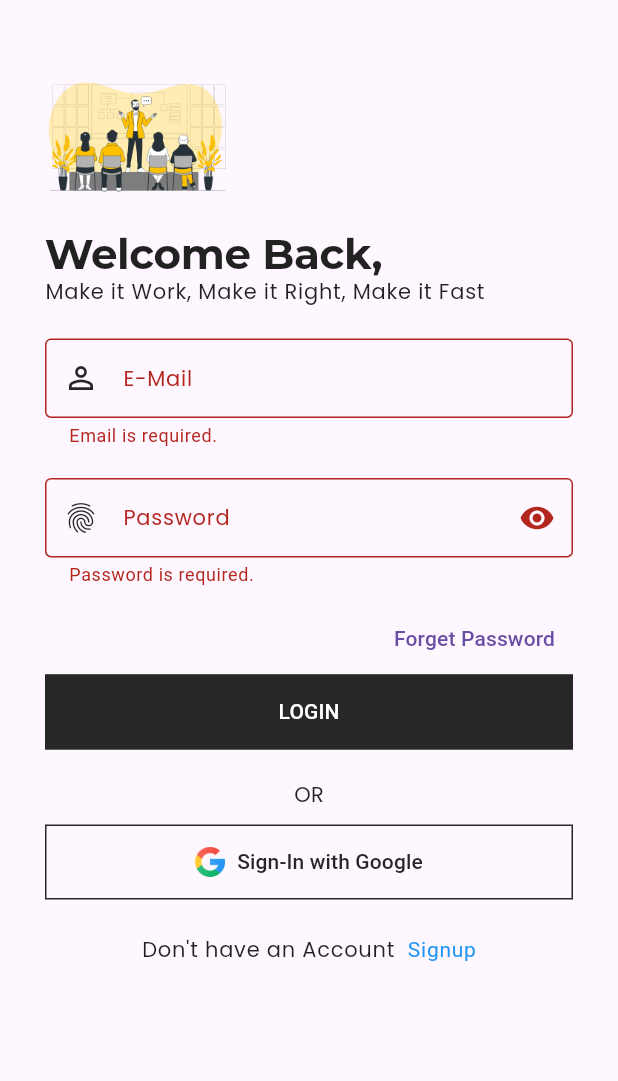
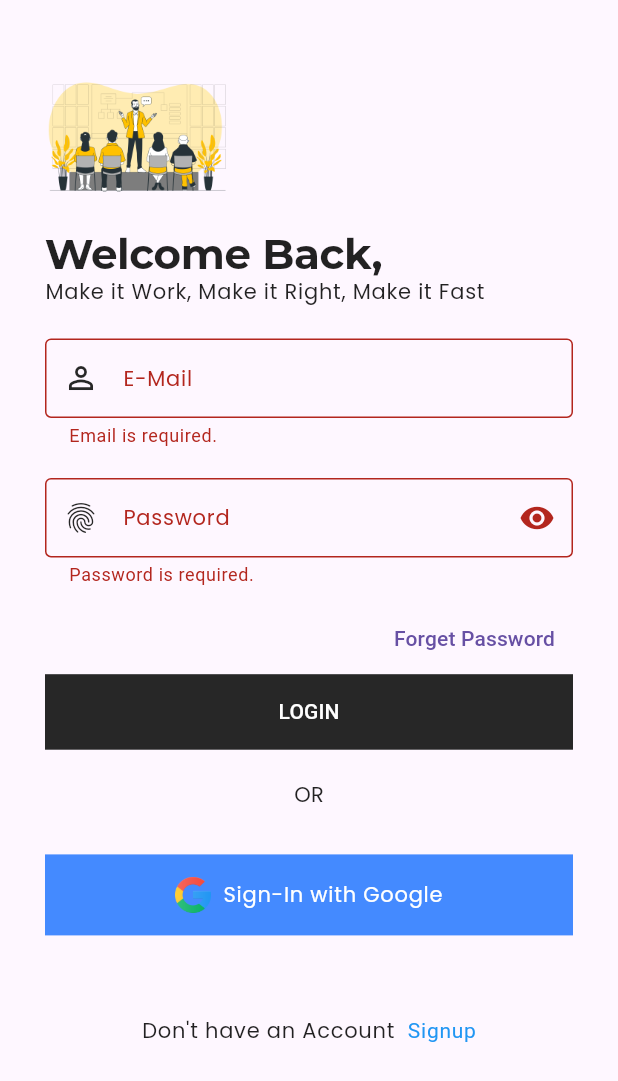
Before and after one commit to kmustajabjava/Flutter-Practice-App, a Flutter app: the LoginScreen screen opened directly, after a tap on "LOGIN", on a phone screen of 412 x 824 dp. Shown: the top 1081 px of the screen. Run offline on Flutter 3.47's test engine with Material 3 defaults, Android fonts, the phone set to English and light mode, and no system bars; our stand-ins replace cloud_firestore, firebase_auth, firebase_core, flutter_otp_text_field, get, google_fonts and 3 more; accounts and stored records are empty; network calls fail.

Commit message:
Updated 2/11/24

```diff
--- a/lib/src/constants/colors.dart
+++ b/lib/src/constants/colors.dart
@@ -3,6 +3,7 @@ import 'package:flutter/material.dart';
 const tPrimaryColor =Color(0xFFFFE400);
 const tSecondaryColor =Color(0xFF272727);
 const tAccentColor =Color(0xFF001BFF);
+const tAccent1Color =Color(0xFF0C3A30);
 
 const tCardBgColor =Color(0xFFF7F6F1);
 const tGrey200 =Color(0xFFEEEEEE);
--- a/lib/src/features/authentication/controllers/login_controller.dart
+++ b/lib/src/features/authentication/controllers/login_controller.dart
@@ -1,27 +1,51 @@
 import 'package:flutter/material.dart';
 import 'package:get/get.dart';
-
+import 'package:practice_app/src/constants/sizes.dart';
+import 'package:practice_app/src/constants/text_strings.dart';
 import '../../../repository/authenticate_repo.dart';
-import '../../core/screens/dashboard/dashboard.dart';
 
 class LoginController extends GetxController {
   static LoginController get instance => Get.find();
 
   /// TextField Controllers to get data from TextFields
+  final showPassword = false.obs;
   final email = TextEditingController();
   final password = TextEditingController();
-  final loginFormKey= GlobalKey<FormState>();
+  final loginFormKey = GlobalKey<FormState>();
 
-  /// TextField Validation
+  /// Loader
+  final isLoading = false.obs;
+  final isGoogleLoading = false.obs;
+  final isFacebookLoading = false.obs;
 
   //Call this Function from Design & it will do the rest
   Future<void> login() async {
-    if(loginFormKey.currentState!.validate()){
-    String? error = await AuthenticationRepository.instance.loginWithEmailAndPassword(email.text.trim(), password.text.trim());
-    if(error != null) {
-      Get.showSnackbar(GetSnackBar(message: error.toString(),));
+    try {
+      isLoading.value = true;
+      if (!loginFormKey.currentState!.validate()) {
+        isLoading.value = false;
+        return;
+      }
+      final auth = AuthenticationRepository.instance;
+      await auth.loginWithEmailAndPassword(
+          email.text.trim(), password.text.trim());
+      auth.setInitialScreen(auth.firebaseUser);
+    } catch (e) {
+      isLoading.value = false;
+      THelperFunctions.errorSnackBar(title: tOhSnap, message: e.toString());
     }
-    Get.offAll(()=>const Dashboard());
+  }
+
+  Future<void> googleSignIn() async {
+    try {
+      isGoogleLoading.value = true;
+      final auth = AuthenticationRepository.instance;
+      await auth.signInWithGoogle();
+      isGoogleLoading.value = false;
+      auth.setInitialScreen(auth.firebaseUser);
+    } catch (e) {
+      isGoogleLoading.value = false;
+      THelperFunctions.errorSnackBar(title: tOhSnap, message: e.toString());
+    }
   }
 }
-}
--- /dev/null
+++ b/lib/src/features/authentication/screens/login/google_login/social_button.dart
@@ -0,0 +1,38 @@
+import 'package:flutter/material.dart';
+import 'button_loading_widget.dart';
+
+class TSocialButton extends StatelessWidget{
+  const TSocialButton({
+    super.key,
+    required this.text,
+    required this.image,
+    this.isLoading=false,
+    required this.foreground,
+    required this.background,
+    required this.onPressed,
+});
+   final String text;
+   final String image;
+   final Color foreground, background;
+   final VoidCallback onPressed;
+   final bool isLoading;
+  @override
+  Widget build(BuildContext context) {
+    return SizedBox(
+      width: double.infinity,
+      child: ElevatedButton.icon(
+        onPressed: onPressed,
+        style: ElevatedButton.styleFrom(
+        elevation: 0,
+        foregroundColor: foreground,
+        backgroundColor: background,
+        side: BorderSide.none,
+      ),
+      icon: isLoading? const SizedBox():Image(image: AssetImage(image),width: 24, height: 24,),
+        label: isLoading
+        ?const ButtonLoadingWidget()
+        : Text(text,style: Theme.of(context).textTheme.bodyLarge!.apply(color:foreground),),
+      ),
+    );
+  }
+}
--- /dev/null
+++ b/lib/src/features/authentication/screens/login/google_login/social_footer.dart
@@ -0,0 +1,37 @@
+import 'package:flutter/material.dart';
+import 'package:get/get.dart';
+import 'package:practice_app/src/constants/image_strings.dart';
+import 'package:practice_app/src/constants/sizes.dart';
+import 'package:practice_app/src/constants/text_strings.dart';
+import 'package:practice_app/src/features/authentication/controllers/login_controller.dart';
+import 'package:practice_app/src/features/authentication/screens/login/google_login/social_button.dart';
+
+class SocialFooterWidget extends StatelessWidget {
+  const SocialFooterWidget({
+    super.key,
+  });
+
+  @override
+  Widget build(BuildContext context) {
+    final controller = Get.put(LoginController());
+    return Container(
+      padding:
+          const EdgeInsets.only(top: tDefaultSize, bottom: tDefaultSize),
+      child: Column(
+        children: [
+          Obx(
+            () => TSocialButton(
+                text: tSignInWithGoogle,
+                image: tGoogleLogoImage,
+                foreground: Colors.white,
+                background: Colors.blueAccent,
+                isLoading: controller.isGoogleLoading.value ? true : false,
+                onPressed: controller.isFacebookLoading.value || controller.isLoading.value
+                    ? () {}
+                    : ()=> controller.googleSignIn()),
+          )
+        ],
+      ),
+    );
+  }
+}
--- a/lib/src/features/authentication/screens/login/login_footer.dart
+++ b/lib/src/features/authentication/screens/login/login_footer.dart
@@ -1,8 +1,7 @@
 import 'package:flutter/material.dart';
-
-import '../../../../constants/image_strings.dart';
 import '../../../../constants/sizes.dart';
 import '../../../../constants/text_strings.dart';
+import 'google_login/social_footer.dart';
 
 class LoginFooterWidget extends StatelessWidget {
   const LoginFooterWidget({
@@ -15,15 +14,15 @@ class LoginFooterWidget extends StatelessWidget {
       crossAxisAlignment: CrossAxisAlignment.center,
       children: [
         const Text("OR"),
-        const SizedBox(height: tDefaultSize - 20),
-        SizedBox(
-          width: double.infinity,
-          child: OutlinedButton.icon(
-            icon: const Image(image: AssetImage(tGoogleLogoImage), width: 20.0),
-            onPressed: () {},
-            label: const Text(tSignInWithGoogle,),
-          ),
-        ),
+        // SizedBox(
+        //   width: double.infinity,
+        //   child: OutlinedButton.icon(
+        //     icon: const Image(image: AssetImage(tGoogleLogoImage), width: 20.0),
+        //     onPressed: () {},
+        //     label: const Text(tSignInWithGoogle,),
+        //   ),
+        // ),
+        const SocialFooterWidget(),
         const SizedBox(height: tDefaultSize - 20),
         TextButton(
           onPressed: () {},
--- a/lib/src/features/authentication/screens/signup/signup_form_widget.dart
+++ b/lib/src/features/authentication/screens/signup/signup_form_widget.dart
@@ -3,6 +3,7 @@ import 'package:get/get.dart';
 import 'package:practice_app/src/features/authentication/models/user_model.dart';
 import '../../../../constants/sizes.dart';
 import '../../../../constants/text_strings.dart';
+import '../../../../repository/authenticate_repo.dart';
 import '../../controllers/sign_up_controller.dart';
 
 class SignUpFormWidget extends StatelessWidget {
@@ -74,6 +75,8 @@ class SignUpFormWidget extends StatelessWidget {
                         phoneNo: controller.phoneNo.text.trim(),
                         fullName: controller.fullName.text.trim());
                     SignUpController.instance.createUser(user);
+                    final auth = AuthenticationRepository.instance;
+                    auth.setInitialScreen(auth.firebaseUser);
                   }
                 },
                 child: Text(tSignup.toUpperCase()),
--- a/lib/src/repository/user_repo/user_repository.dart
+++ b/lib/src/repository/user_repo/user_repository.dart
@@ -28,6 +28,7 @@ class UserRepository extends GetxController {
         colorText: Colors.red,
       );
       printError(info: error.toString());
+      return error;
     });
   }
 
--- a/pubspec.yaml
+++ b/pubspec.yaml
@@ -45,6 +45,7 @@ dependencies:
   firebase_core: ^3.3.0
   firebase_auth: ^5.1.4
   cloud_firestore: ^5.2.1
+  google_sign_in: ^6.2.1
 
 dev_dependencies:
   flutter_test:
```
Also changed, not shown: lib/src/constants/sizes.dart (+47 -0 lines), lib/src/constants/text_strings.dart (+24 -3 lines), lib/src/features/authentication/controllers/mail_verify_controller.dart (+45 -0 lines), lib/src/features/authentication/screens/login/google_login/button_loading_widget.dart (added, +22 -0 lines), lib/src/features/authentication/screens/mail_verify/mail_verification.dart (+57 -0 lines), lib/src/repository/authenticate_repo.dart (+66 -8 lines), pubspec.lock, 1 other file.
